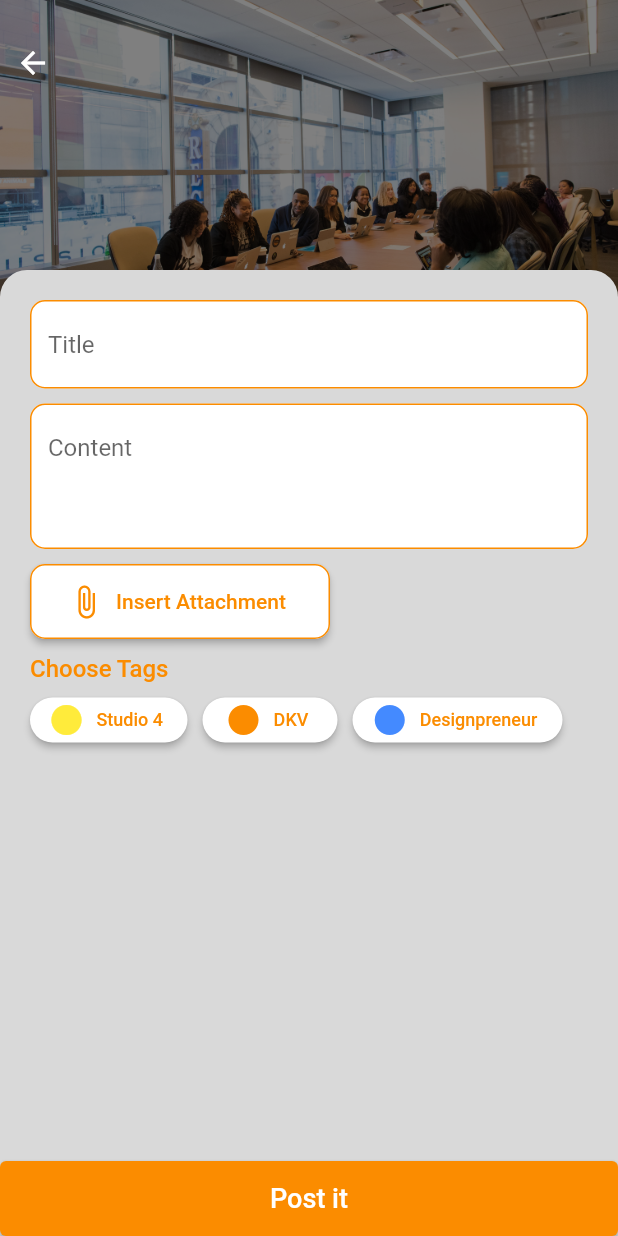
After one commit to fauzanreza/mi_fik, a Flutter app: the addPost screen opened directly, on a phone screen of 412 x 824 dp. The commit adds this screen. Run offline on Flutter 3.47's test engine with Material 2 defaults, Android fonts, the phone set to English and light mode, and no system bars; our stand-ins replace file_picker, flutter_speed_dial; Roboto replaces fonts that are missing (Poppins).

Commit message:
basid add post view

```diff
--- /dev/null
+++ b/lib/Home/addPost.dart
@@ -0,0 +1,259 @@
+import 'package:flutter/material.dart';
+import 'package:mi_fik/Others/custombg.dart';
+import 'package:mi_fik/main.dart';
+import 'package:flutter_speed_dial/flutter_speed_dial.dart';
+import 'package:file_picker/file_picker.dart';
+
+class addPost extends StatelessWidget {
+  const addPost({super.key});
+
+  @override
+  Widget build(BuildContext context) {
+    double fullHeight = MediaQuery.of(context).size.height;
+    double fullWidth = MediaQuery.of(context).size.width;
+
+    return Scaffold(
+      body: Container(
+          child: Stack(
+               alignment: Alignment.topCenter,
+
+            children: <Widget>[
+              Container(
+                height: fullHeight,
+                width: fullWidth,
+              ),
+               Positioned(
+                top: -10.0,
+                child: Container(
+                height: 250.0,
+                width: fullWidth,
+                decoration: BoxDecoration(
+                image: DecorationImage(
+                fit: BoxFit.fitWidth,
+                image: const AssetImage(
+                 'assets/content/content-2.jpg'),
+                  colorFilter:
+                  ColorFilter.mode(
+                  Colors.black.withOpacity(0.5),
+                    BlendMode.darken),
+                    ),
+                    ),
+                  child: MaterialButton(
+                    padding: const EdgeInsets.only(top: 40, left: 10),
+                    child: Align(
+                     alignment: Alignment.topLeft,
+                     child: Icon(
+                      Icons.arrow_back,
+                      color: Colors.white,
+                      ),
+                    ),
+                    onPressed: () {
+                    Navigator.pop(context);
+                    },
+                  )
+              ),
+               ),
+
+    Positioned(
+                top: 180.0,
+                right: 0,
+                left: 0,
+                child: Column(
+                  children: [
+                    Container(
+
+                              decoration: BoxDecoration(
+                                color: mainbg,
+                                borderRadius: BorderRadius.only(
+                                    topLeft: roundedLG, topRight: roundedLG),
+                              ),
+                              child: Column(children: [
+                                Container(
+                                  padding: const EdgeInsets.fromLTRB(20, 20, 20, 0),
+                                  child: TextFormField(
+                                  cursorColor: Colors.white,
+                                  decoration: InputDecoration(
+                                    hintText: 'Title',
+                                      enabledBorder: OutlineInputBorder(
+                                        borderRadius: BorderRadius.circular(10),
+                                        borderSide: BorderSide(width: 1,color: primaryColor),
+                                      ),
+                                      focusedBorder: OutlineInputBorder(
+                                        borderRadius: BorderRadius.circular(10),
+                                        borderSide: BorderSide(width: 1,color: primaryColor),
+                                      ),
+                                      fillColor: Colors.white,
+                                      filled: true),
+
+                              ),
+                                ),
+                                Container(
+                                  padding: const EdgeInsets.fromLTRB(20, 10, 20, 0),
+                                  child: TextFormField(
+                                  cursorColor: Colors.white,
+                                  decoration: InputDecoration(
+                                    hintText: 'Content',
+                                      enabledBorder: OutlineInputBorder(
+                                        borderRadius: BorderRadius.circular(10),
+                                        borderSide: BorderSide(width: 1,color: primaryColor),
+                                      ),
+                                      focusedBorder: OutlineInputBorder(
+                                        borderRadius: BorderRadius.circular(10),
+                                        borderSide: BorderSide(width: 1,color: primaryColor),
+                                      ),
+                                      fillColor: Colors.white,
+                                      filled: true),
+                                      keyboardType: TextInputType.multiline,
+                                      maxLines: 3,
+
+                              ),
+                                ),
+                                Container(
+                                  alignment: Alignment.centerLeft,
+                                  padding: const EdgeInsets.fromLTRB(20, 10, 0, 0),
+                                  child: SizedBox(
+                                    width: 200, // <-- Your width
+                                    height: 50,
+                                    child: ElevatedButton.icon(
+                                      style: ElevatedButton.styleFrom(
+                                    primary: Colors.white,
+                                    onPrimary: primaryColor,
+                                    side: BorderSide(width: 1.0, color: primaryColor,
+                                    ),
+                                    shape: RoundedRectangleBorder(
+                                    borderRadius: BorderRadius.circular(10.0)
+                                ),
+                                ),
+                                onPressed: () async {
+                                    FilePickerResult? result = await FilePicker.platform.pickFiles(allowMultiple: true);
+                                },
+                                icon: Icon(Icons.attach_file),  //icon data for elevated button
+                                label: Text("Insert Attachment"),
+                                 //label text
+
+                            ),
+                                  ),
+
+                                ),
+                                Container(
+                                alignment: Alignment.centerLeft,
+                                  padding: const EdgeInsets.fromLTRB(20, 10, 0, 0),
+                                child: Text("Choose Tags",
+                                  style: TextStyle(
+                                    fontSize: 16,
+                                    fontFamily: 'Poppins',
+                                    color: primaryColor,
+                                    fontWeight: FontWeight.w500,
+                                  )),
+                            ),
+                            Container(
+                              child: Row(
+                                children: <Widget>[
+                                  Container(
+                                  alignment: Alignment.centerLeft,
+                                  padding: const EdgeInsets.fromLTRB(20, 10, 0, 0),
+                                  child: SizedBox(
+                                    width: 105, // <-- Your width
+                                    height: 30,
+                                    child: ElevatedButton.icon(
+                                      style: ElevatedButton.styleFrom(
+                                    primary: Colors.white,
+                                    onPrimary: primaryColor,
+                                    shape: RoundedRectangleBorder(
+                                    borderRadius: BorderRadius.circular(50.0)
+                                ),
+                                ),
+                                onPressed: () async {
+                                },
+                                icon: Icon(Icons.circle, color: Colors.yellow),  //icon data for elevated button
+                                label: const Text(
+                                  'Studio 4',
+                                  style: TextStyle(fontSize: 12),
+                                ),
+                                 //label text
+
+                            ),
+                                  ),
+                                ),
+                                Container(
+                                  alignment: Alignment.centerLeft,
+                                  padding: const EdgeInsets.fromLTRB(10, 10, 0, 0),
+                                  child: SizedBox(
+                                    width: 90, // <-- Your width
+                                    height: 30,
+                                    child: ElevatedButton.icon(
+                                      style: ElevatedButton.styleFrom(
+                                    primary: Colors.white,
+                                    onPrimary: primaryColor,
+                                    shape: RoundedRectangleBorder(
+                                    borderRadius: BorderRadius.circular(50.0)
+                                ),
+                                ),
+                                onPressed: () async {
+                                },
+                                icon: Icon(Icons.circle, color: primaryColor),  //icon data for elevated button
+                                label: const Text(
+                                  'DKV',
+                                  style: TextStyle(fontSize: 12),
+                                ),
+                                 //label text
+
+                            ),
+                                  ),
+                                ),
+                                Container(
+                                  alignment: Alignment.centerLeft,
+                                  padding: const EdgeInsets.fromLTRB(10, 10, 0, 0),
+                                  child: SizedBox(
+                                    width: 140, // <-- Your width
+                                    height: 30,
+                                    child: ElevatedButton.icon(
+                                      style: ElevatedButton.styleFrom(
+                                    primary: Colors.white,
+                                    onPrimary: primaryColor,
+                                    shape: RoundedRectangleBorder(
+                                    borderRadius: BorderRadius.circular(50.0)
+                                ),
+                                ),
+                                onPressed: () async {
+                                },
+                                icon: Icon(Icons.circle, color: Colors.blueAccent),  //icon data for elevated button
+                                label: const Text(
+                                  'Designpreneur',
+                                  style: TextStyle(fontSize: 12),
+                                ),
+                                 //label text
+
+                            ),
+                                  ),
+                                )
+                                ]
+                              ),
+                            ),
+                              ]),
+                            ),
+                  ],
+                )
+              ),
+              Container(
+                alignment: Alignment.bottomCenter,
+                child: ElevatedButton(
+            style: ElevatedButton.styleFrom(
+              primary: primaryColor,
+              minimumSize: const Size.fromHeight(50), // NEW
+            ),
+            onPressed: () {},
+            child: const Text(
+              'Post it',
+              style: TextStyle(fontSize: 18),
+            ),
+    )
+              ),
+  ],
+
+)!,
+        ),
+
+    );
+  }
+}
--- a/pubspec.yaml
+++ b/pubspec.yaml
@@ -36,6 +36,8 @@ dependencies:
   # The following adds the Cupertino Icons font to your application.
   # Use with the CupertinoIcons class for iOS style icons.
   cupertino_icons: ^1.0.2
+  flutter_speed_dial: ^6.0.0
+  file_picker: ^4.1.3
 
 dev_dependencies:
   flutter_test:
```
Also changed, not shown: lib/Home/exp.dart (added, +250 -0 lines), lib/Home/index.dart (+33 -7 lines), pubspec.lock.
